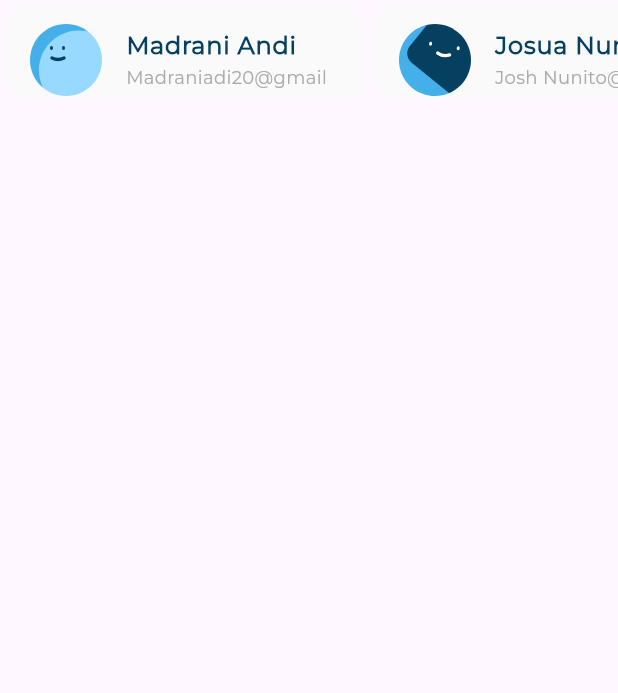
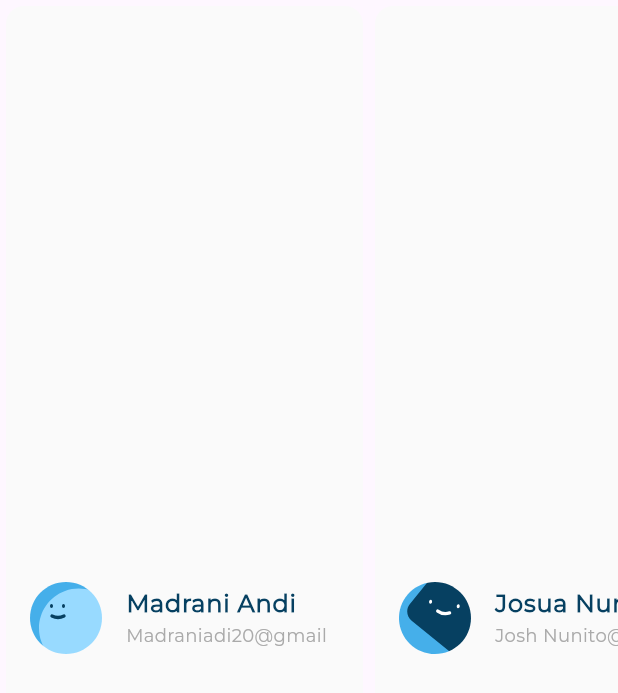
Before and after one commit to mano299/responsive_dash_board, a Flutter app: the LatestTransactionsListView widget shown alone on an empty page, opened directly, on a phone screen of 412 x 824 dp. Shown: the top 693 px of the screen. Run offline on Flutter 3.47's test engine with Material 3 defaults, Android fonts, the phone set to English and light mode, and no system bars; our stand-ins replace flutter_svg.

Commit message:
finish latest transactions list view

```diff
--- a/lib/widgets/latest_transactions_list_view.dart
+++ b/lib/widgets/latest_transactions_list_view.dart
@@ -24,18 +24,14 @@ class LatestTransactionsListView extends StatelessWidget {
   ];
   @override
   Widget build(BuildContext context) {
-    return SizedBox(
-      height: 70,
-      child: ListView.builder(
-        scrollDirection: Axis.horizontal,
-        itemCount: users.length,
-        itemBuilder: (context, index) {
-          return IntrinsicWidth(
-            child: UserInfoListTile(
-              userInfoModel: users[index],
-            ),
-          );
-        },
+    return SingleChildScrollView(
+      scrollDirection: Axis.horizontal,
+      child: Row(
+        children: users
+            .map(
+              (e) => IntrinsicWidth(child: UserInfoListTile(userInfoModel: e)),
+            )
+            .toList(),
       ),
     );
   }
```
